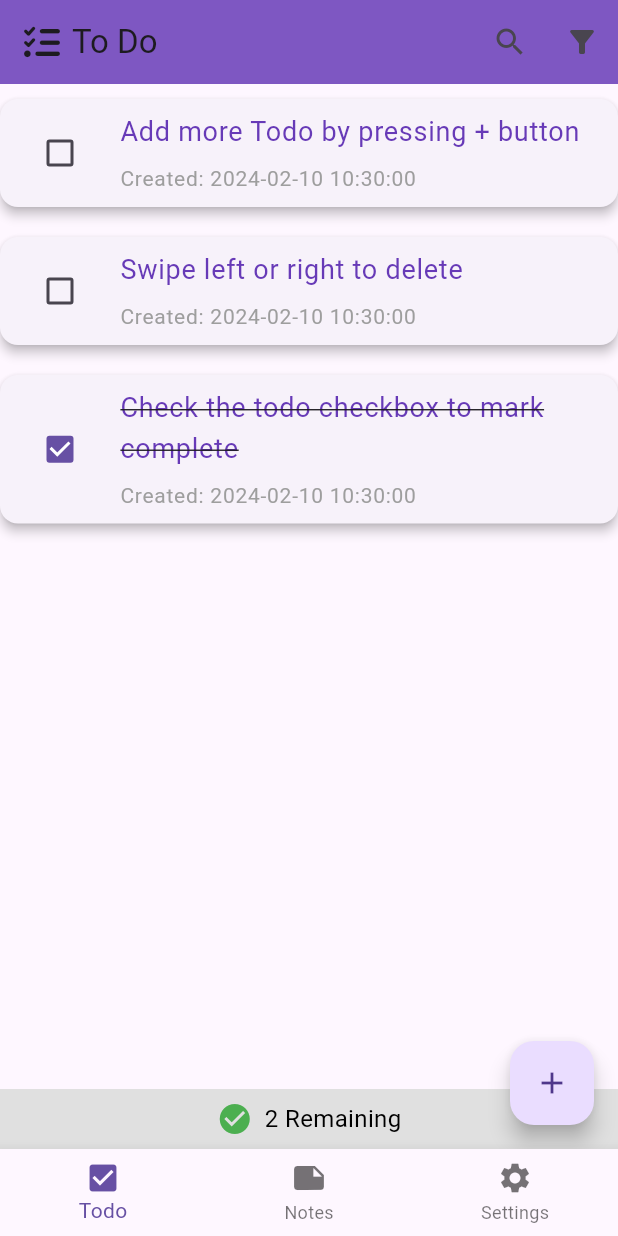
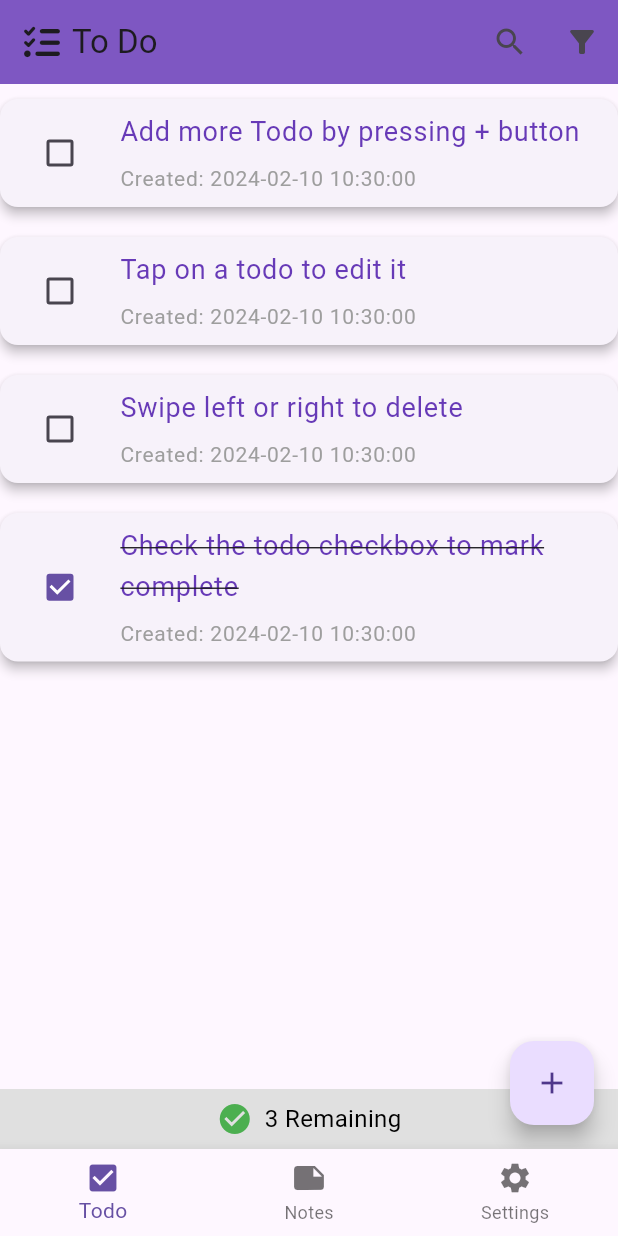
Before and after one commit to Syipmong/todo_app, a Flutter app: the screen it shows after launch, on a phone screen of 412 x 824 dp. Run offline on Flutter 3.47's test engine with Material 3 defaults, Android fonts, the phone set to English and light mode, and no system bars; our stand-ins replace font_awesome_flutter.

Commit message:
Add new todos and configure CMake settings

```diff
--- a/lib/screens/todoscreen.dart
+++ b/lib/screens/todoscreen.dart
@@ -16,6 +16,10 @@ class _ToDoScreenState extends State<ToDoScreen> {
       creationDate: DateTime.now(),
     ),
     Todo(
+      title: 'Tap on a todo to edit it',
+      creationDate: DateTime.now(),
+    ),
+    Todo(
       title: 'Swipe left or right to delete',
       creationDate: DateTime.now(),
     ),
@@ -24,6 +28,7 @@ class _ToDoScreenState extends State<ToDoScreen> {
       creationDate: DateTime.now(),
       isCompleted: true,
     ),
+
   ];
 
   // Function to add a new todo
```
